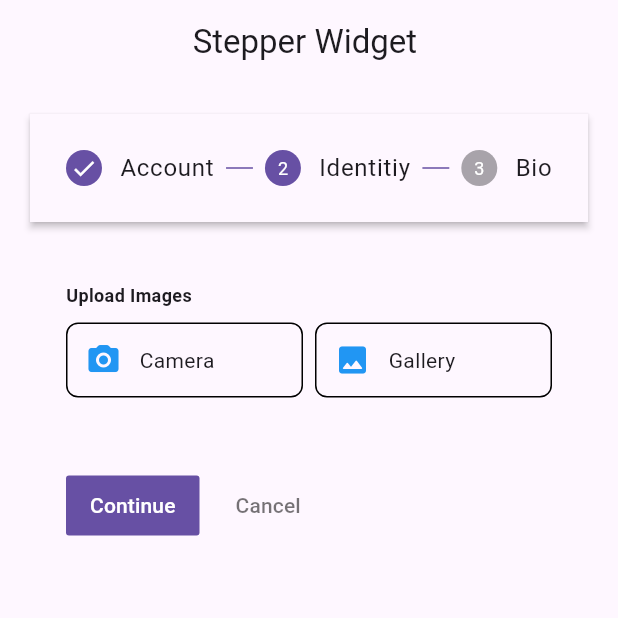
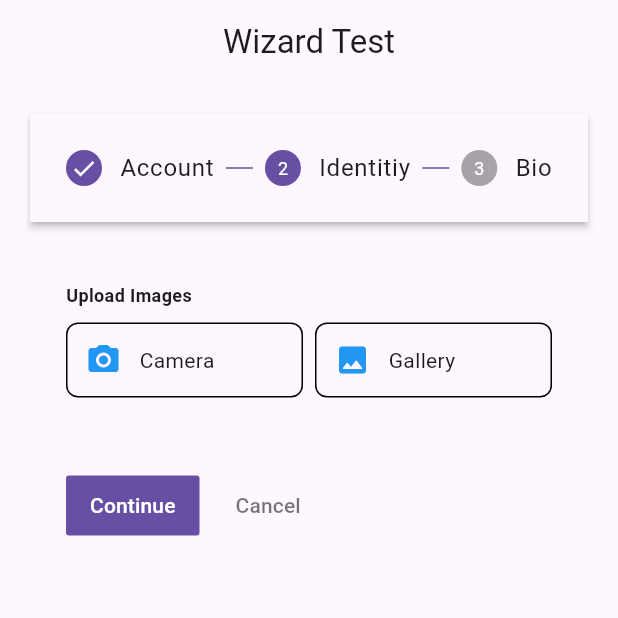
Before and after one commit to rzkalfian/test_flutter, a Flutter app: the screen it shows after launch, after a tap on an icon or button, on a phone screen of 412 x 824 dp, the top half of it. Run offline on Flutter 3.47's test engine with Material 3 defaults, Android fonts, the phone set to English and light mode, and no system bars; our stand-ins replace dropdown_search, image_picker, ionicons, photo_view, sliding_up_panel.

Commit message:
fix: minor text

```diff
--- a/lib/form_page.dart
+++ b/lib/form_page.dart
@@ -20,7 +20,7 @@ class _FormPageState extends State<FormPage> {
       home: Scaffold(
         appBar: AppBar(
           title: const Text(
-            "Stepper Widget ",
+            "Wizard Test",
           ),
           centerTitle: true,
         ),
--- a/lib/page/page_screen2.dart
+++ b/lib/page/page_screen2.dart
@@ -138,7 +138,7 @@ class _PageScreen2State extends State<PageScreen2> {
                   crossAxisAlignment: CrossAxisAlignment.start,
                   children: [
                     const Text(
-                      "Pratinjau Gambar",
+                      "Image Preview",
                       textAlign: TextAlign.start,
                       style:
                           TextStyle(fontSize: 12, fontWeight: FontWeight.w600),
```
